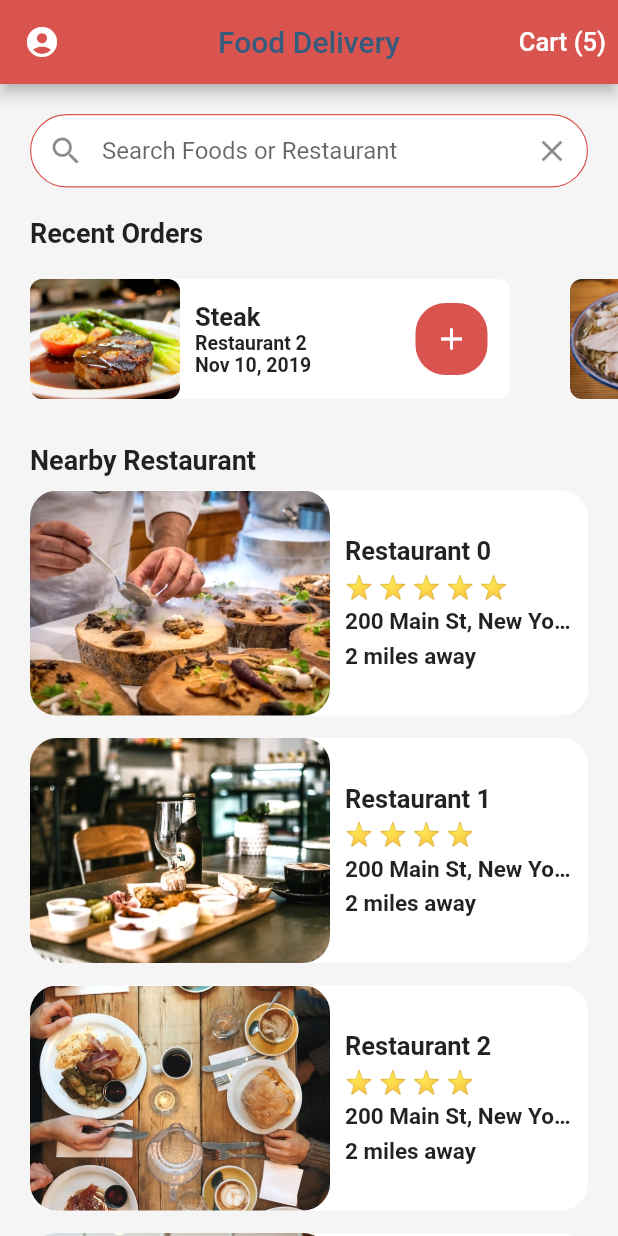
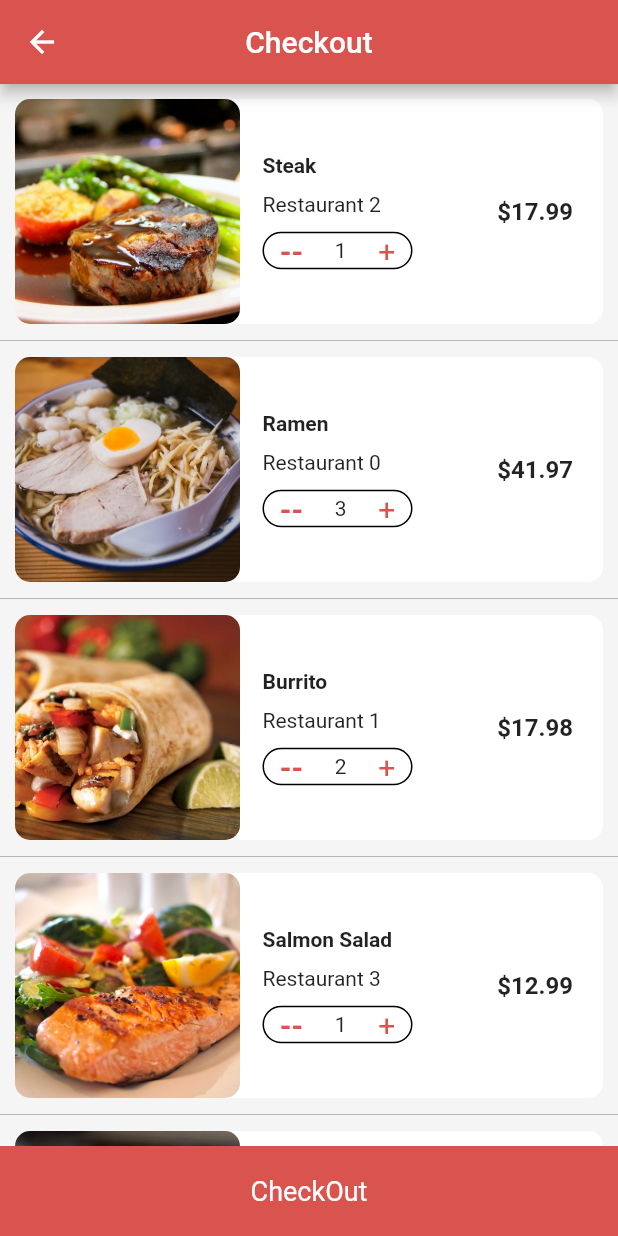
Before and after one commit to mohhamad-esmaili/food-delivery, a Flutter app: the screen it shows after launch, after a tap on an icon or button, on a phone screen of 412 x 824 dp. Run offline on Flutter 3.47's test engine with Material 2 defaults, Android fonts, the phone set to English and light mode, and no system bars; drawn by our look-alikes of animated_text_kit.

Commit message:
cart is done

```diff
--- a/lib/main.dart
+++ b/lib/main.dart
@@ -1,4 +1,5 @@
 import 'package:flutter/material.dart';
+import 'package:flutter_food_delivery_ui/screens/checkout_screen.dart';
 
 import './screens/home_screen.dart';
 
@@ -18,6 +19,9 @@ class MyApp extends StatelessWidget {
         primaryColor: Color(0xffD9534F),
       ),
       home: FoodHomeScreen(),
+      routes: {
+        CheckoutScreen.routeName: (ctx) => CheckoutScreen(),
+      },
     );
   }
 }
--- /dev/null
+++ b/lib/screens/checkout_screen.dart
@@ -0,0 +1,182 @@
+import 'package:flutter/material.dart';
+import 'package:flutter_food_delivery_ui/data/data.dart';
+import 'package:flutter_food_delivery_ui/models/order.dart';
+
+class CheckoutScreen extends StatefulWidget {
+  static String routeName = '/checkout';
+
+  @override
+  State<CheckoutScreen> createState() => _CheckoutScreenState();
+}
+
+class _CheckoutScreenState extends State<CheckoutScreen> {
+  _cartItems(Order order) {
+    return Container(
+      width: MediaQuery.of(context).size.width,
+      height: 150,
+      margin: EdgeInsets.all(10.0),
+      decoration: BoxDecoration(
+          borderRadius: BorderRadius.circular(10.0), color: Colors.white),
+      child: Expanded(
+        child: Row(
+          children: [
+            ClipRRect(
+              borderRadius: BorderRadius.circular(10.0),
+              child: Image(
+                width: 150.0,
+                height: 150.0,
+                fit: BoxFit.cover,
+                image: AssetImage(order.food.imageUrl),
+              ),
+            ),
+            Expanded(
+              child: Padding(
+                padding: const EdgeInsets.all(15.0),
+                child: Column(
+                  mainAxisAlignment: MainAxisAlignment.center,
+                  crossAxisAlignment: CrossAxisAlignment.start,
+                  children: [
+                    Text(
+                      order.food.name,
+                      style: TextStyle(fontWeight: FontWeight.w600),
+                      overflow: TextOverflow.ellipsis,
+                    ),
+                    SizedBox(height: 10.0),
+                    Text(
+                      order.restaurant.name,
+                    ),
+                    SizedBox(height: 10.0),
+                    Container(
+                      width: 100.0,
+                      decoration: BoxDecoration(
+                          borderRadius: BorderRadius.circular(30.0),
+                          border: Border.all(width: 1.0),
+                          color: Colors.white),
+                      child: Row(
+                        mainAxisAlignment: MainAxisAlignment.spaceAround,
+                        children: [
+                          GestureDetector(
+                            onTap: () {},
+                            child: Text(
+                              '--',
+                              style: TextStyle(
+                                  fontSize: 20.0,
+                                  fontWeight: FontWeight.bold,
+                                  color: Theme.of(context).primaryColor),
+                            ),
+                          ),
+                          Text(order.quantity.toString()),
+                          GestureDetector(
+                            onTap: () {},
+                            child: Text(
+                              '+',
+                              style: TextStyle(
+                                  fontSize: 20.0,
+                                  color: Theme.of(context).primaryColor),
+                            ),
+                          ),
+                        ],
+                      ),
+                    )
+                  ],
+                ),
+              ),
+            ),
+            Padding(
+              padding: const EdgeInsets.all(20.0),
+              child: Text(
+                '\$${order.food.price * order.quantity}',
+                style: TextStyle(fontWeight: FontWeight.bold, fontSize: 16.0),
+              ),
+            ),
+          ],
+        ),
+      ),
+    );
+  }
+
+  @override
+  Widget build(BuildContext context) {
+    double totalPrice = 0;
+    currentUser.orders.forEach(
+        (element) => totalPrice += element.food.price * element.quantity);
+    return Scaffold(
+      appBar: AppBar(
+        title: Text(
+          'Checkout',
+          style: TextStyle(color: Colors.white),
+        ),
+        backgroundColor: Theme.of(context).primaryColor,
+        centerTitle: true,
+      ),
+      body: ListView.separated(
+        itemCount: currentUser.orders.length + 1,
+        separatorBuilder: (context, index) {
+          return Divider(
+            height: 2.0,
+            color: Colors.black26,
+          );
+        },
+        itemBuilder: (context, index) {
+          if (index < currentUser.orders.length) {
+            Order order = currentUser.orders[index];
+            return _cartItems(order);
+          }
+          return Padding(
+            padding: const EdgeInsets.all(10.0),
+            child: Column(
+              children: [
+                Row(
+                  mainAxisAlignment: MainAxisAlignment.spaceBetween,
+                  children: [
+                    Text(
+                      'Estimated Delivery Time:',
+                      style: TextStyle(
+                          fontSize: 17.0, fontWeight: FontWeight.w500),
+                    ),
+                    Text(
+                      '25min',
+                      style: TextStyle(
+                          fontSize: 17.0, fontWeight: FontWeight.w500),
+                    ),
+                  ],
+                ),
+                SizedBox(height: 15.0),
+                Row(
+                  mainAxisAlignment: MainAxisAlignment.spaceBetween,
+                  children: [
+                    Text(
+                      'Total Cost:',
+                      style: TextStyle(
+                          fontSize: 17.0, fontWeight: FontWeight.w500),
+                    ),
+                    Text(
+                      '\$${totalPrice.toStringAsFixed(2)}',
+                      style: TextStyle(
+                          fontSize: 17.0, fontWeight: FontWeight.w500),
+                    ),
+                  ],
+                ),
+                SizedBox(height: 65.0),
+              ],
+            ),
+          );
+        },
+      ),
+      bottomSheet: GestureDetector(
+        onTap: () {},
+        child: Container(
+          height: 60.0,
+          width: MediaQuery.of(context).size.width,
+          color: Theme.of(context).primaryColor,
+          child: Center(
+            child: Text(
+              'CheckOut',
+              style: TextStyle(fontSize: 18.0, color: Colors.white),
+            ),
+          ),
+        ),
+      ),
+    );
+  }
+}
--- a/lib/screens/home_screen.dart
+++ b/lib/screens/home_screen.dart
@@ -2,6 +2,7 @@ import 'package:animated_text_kit/animated_text_kit.dart';
 import 'package:flutter/material.dart';
 import 'package:flutter_food_delivery_ui/data/data.dart';
 import 'package:flutter_food_delivery_ui/models/restaurant.dart';
+import 'package:flutter_food_delivery_ui/screens/checkout_screen.dart';
 import 'package:flutter_food_delivery_ui/screens/restaurant_screen.dart';
 import 'package:flutter_food_delivery_ui/widgets/recent_orders.dart';
 import 'package:flutter_food_delivery_ui/widgets/star_widget.dart';
@@ -119,7 +120,9 @@ class FoodHomeScreen extends StatelessWidget {
         centerTitle: true,
         actions: [
           TextButton(
-            onPressed: () {},
+            onPressed: () {
+              Navigator.of(context).pushNamed(CheckoutScreen.routeName);
+            },
             child: Text(
               'Cart (${currentUser.cart.length})',
               style: TextStyle(color: Colors.white, fontSize: 17.0),
```
